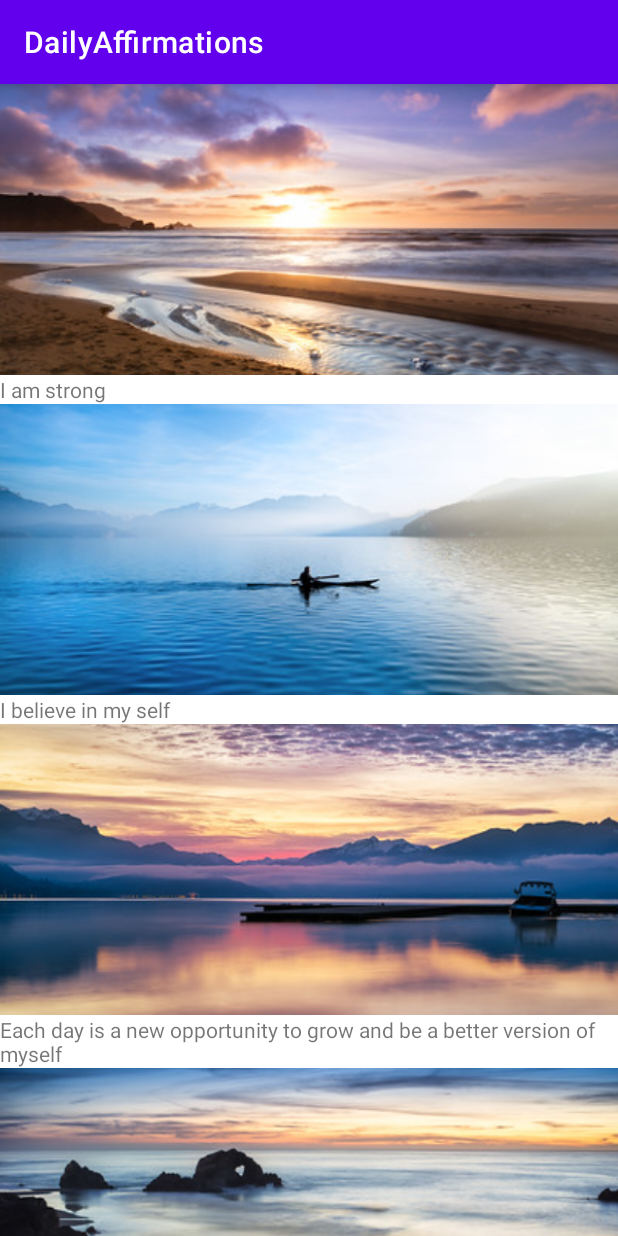
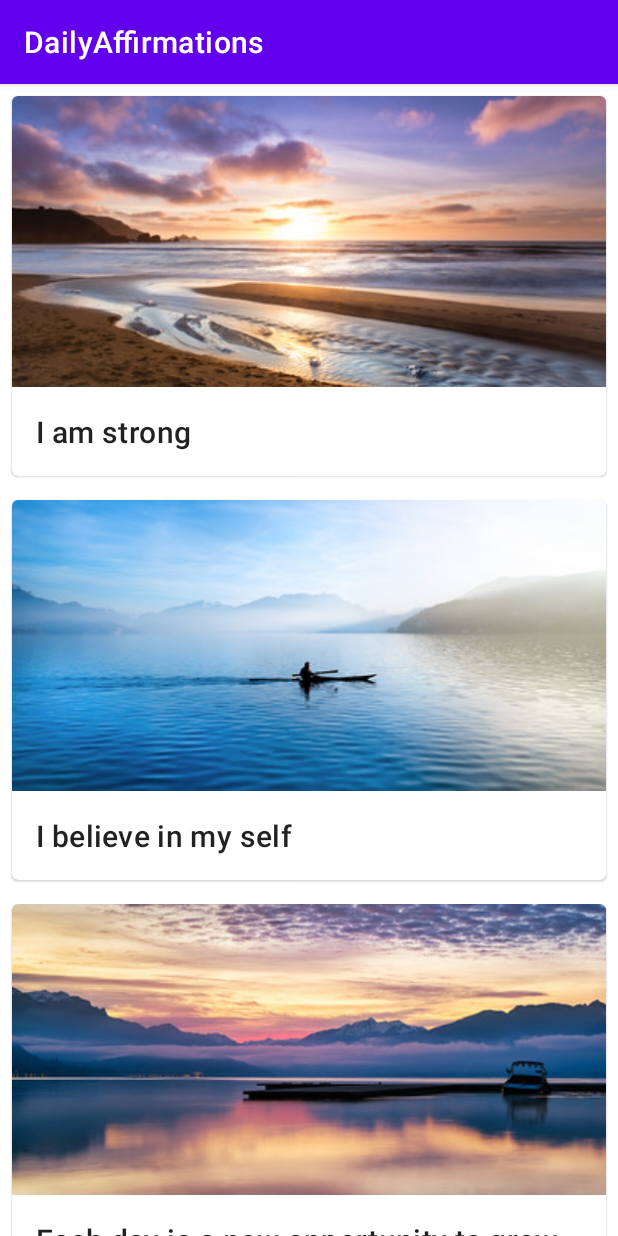
Before and after one commit to spartaneman/DailyAffirmations, an Android app: the screen it shows after launch (MainActivity), on a phone screen of 412 x 824 dp. Run offline under Robolectric (Android 15) with nearby library versions, the phone set to English and light mode, and no system bars.

Commit message:
Added Material Cards to the layout to distinguish each item better

```diff
--- a/app/src/main/res/layout/list_item.xml
+++ b/app/src/main/res/layout/list_item.xml
@@ -1,9 +1,16 @@
 <?xml version="1.0" encoding="utf-8"?>
-<LinearLayout
+<com.google.android.material.card.MaterialCardView
     xmlns:android="http://schemas.android.com/apk/res/android"
     android:layout_width="match_parent"
     android:layout_height="wrap_content"
-    android:orientation="vertical">
+    android:layout_margin="8dp">
+
+    <LinearLayout
+
+        android:layout_width="match_parent"
+        android:layout_height="wrap_content"
+        android:orientation="vertical"
+        >
         <ImageView
             android:id="@+id/image_view"
             android:layout_width="match_parent"
@@ -13,7 +20,11 @@
         <TextView
             android:id="@+id/item_title"
             android:layout_width="match_parent"
-        android:layout_height="wrap_content"/>
+            android:layout_height="wrap_content"
+            android:padding="16dp"
+            android:textAppearance="?attr/textAppearanceHeadline6"/>
 
 
     </LinearLayout>
+
+</com.google.android.material.card.MaterialCardView>
```
Lines whose indentation alone changed are shown as unchanged.
